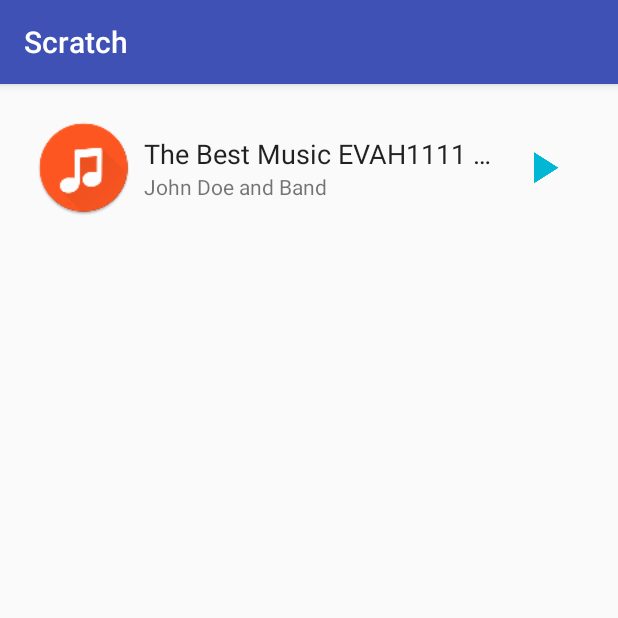
After one commit to zhangfh/android, an Android app: the AddFragment screen opened directly, with no data from a screen before it, on a phone screen of 412 x 824 dp, the top half of it. The commit adds this screen. Run offline under Robolectric (Android 15) with nearby library versions, the phone set to English and light mode, and no system bars.

Commit message:
scratch 0.2

```diff
--- a/Scratch/app/build.gradle
+++ b/Scratch/app/build.gradle
@@ -24,4 +24,5 @@ dependencies {
     testCompile 'junit:junit:4.12'
     compile 'com.android.support:appcompat-v7:24.2.1'
     compile 'com.android.support:design:24.1.0'
+    compile 'com.android.support:cardview-v7:24.2.1'
 }
--- a/Scratch/app/src/main/AndroidManifest.xml
+++ b/Scratch/app/src/main/AndroidManifest.xml
@@ -20,6 +20,8 @@
             android:theme="@style/UAmpAppTheme"></activity>
         <activity android:name=".AddToolBox"></activity>
         <activity android:name=".AddDrawerLayout"></activity>
+        <activity android:name=".AddCardView"></activity>
+        <activity android:name=".AddFragment"></activity>
     </application>
 
 </manifest>
--- /dev/null
+++ b/Scratch/app/src/main/java/com/lst/burns/scratch/AddFragment.java
@@ -0,0 +1,15 @@
+package com.lst.burns.scratch;
+
+import android.os.Bundle;
+import android.support.v7.app.AppCompatActivity;
+
+//Step1: load layout activity_fragment.
+//   Note: activity_fragment include a fragment, class is SingleFragment.
+public class AddFragment extends AppCompatActivity {
+
+    @Override
+    protected void onCreate(Bundle savedInstanceState) {
+        super.onCreate(savedInstanceState);
+        setContentView(R.layout.activity_fragment);
+    }
+}
--- /dev/null
+++ b/Scratch/app/src/main/java/com/lst/burns/scratch/SingleFragment.java
@@ -0,0 +1,76 @@
+package com.lst.burns.scratch;
+
+import android.os.Bundle;
+import android.support.v4.app.Fragment;
+import android.support.v4.media.session.MediaControllerCompat;
+import android.support.v4.media.session.PlaybackStateCompat;
+import android.util.Log;
+import android.view.LayoutInflater;
+import android.view.View;
+import android.view.ViewGroup;
+import android.widget.ImageButton;
+import android.widget.ImageView;
+import android.widget.TextView;
+
+public class SingleFragment extends Fragment {
+
+    private ImageButton mPlayPause;
+    private TextView mTitle;
+    private TextView mSubtitle;
+    private TextView mExtraInfo;
+    private ImageView mAlbumArt;
+    private String mArtUrl;
+
+
+    private final View.OnClickListener mButtonListener = new View.OnClickListener() {
+        @Override
+        public void onClick(View v) {
+
+            switch (v.getId()) {
+                case R.id.play_pause:
+                    Log.d("ZFH", "Play button pressed, in state " );
+
+                    break;
+            }
+        }
+    };
+
+    @Override
+    public View onCreateView(LayoutInflater inflater, ViewGroup container,
+                             Bundle savedInstanceState) {
+        View rootView = inflater.inflate(R.layout.fragment_playback_controls, container, false);
+
+        mPlayPause = (ImageButton) rootView.findViewById(R.id.play_pause);
+        mPlayPause.setEnabled(true);
+        mPlayPause.setOnClickListener(mButtonListener);
+
+        mTitle = (TextView) rootView.findViewById(R.id.title);
+        mSubtitle = (TextView) rootView.findViewById(R.id.artist);
+        mExtraInfo = (TextView) rootView.findViewById(R.id.extra_info);
+        mAlbumArt = (ImageView) rootView.findViewById(R.id.album_art);
+        rootView.setOnClickListener(new View.OnClickListener() {
+            @Override
+            public void onClick(View v) {
+                Log.d("ZFH","fragment is clicked");
+            }
+        });
+       // mTitle.setText("Title");
+        return rootView;
+    }
+
+
+
+    @Override
+    public void onStart() {
+        super.onStart();
+        Log.d("ZFH", "fragment.onStart");
+
+    }
+    @Override
+    public void onStop() {
+        super.onStop();
+
+        Log.d("ZFH", "fragment.onStop");
+
+    }
+}
--- /dev/null
+++ b/Scratch/app/src/main/res/layout/activity_fragment.xml
@@ -0,0 +1,18 @@
+<?xml version="1.0" encoding="utf-8"?>
+<FrameLayout
+    xmlns:android="http://schemas.android.com/apk/res/android"
+    xmlns:tools="http://schemas.android.com/tools"
+    android:layout_width="match_parent"
+    android:layout_height="match_parent"
+    android:paddingBottom="@dimen/activity_vertical_margin"
+    android:paddingLeft="@dimen/activity_horizontal_margin"
+    android:paddingRight="@dimen/activity_horizontal_margin"
+    android:paddingTop="@dimen/activity_vertical_margin"
+     >
+    <fragment android:name="com.lst.burns.scratch.SingleFragment"
+              android:id="@+id/singlefragment"
+              android:layout_width="match_parent"
+              android:layout_height="wrap_content"
+              android:layout_alignParentBottom="true"
+              tools:layout="@layout/fragment_playback_controls" />
+</FrameLayout>
--- /dev/null
+++ b/Scratch/app/src/main/res/layout/fragment_playback_controls.xml
@@ -0,0 +1,70 @@
+<?xml version="1.0" encoding="utf-8"?>
+<RelativeLayout xmlns:android="http://schemas.android.com/apk/res/android"
+                xmlns:tools="http://schemas.android.com/tools"
+                android:layout_width="wrap_content"
+                android:layout_height="wrap_content"
+                android:padding="@dimen/playback_controls_padding">
+    <ImageView
+        android:id="@+id/album_art"
+        tools:src="@drawable/ic_launcher"
+        android:src="@drawable/ic_launcher"
+        android:layout_width="@dimen/playback_controls_albumart_size"
+        android:layout_height="@dimen/playback_controls_albumart_size"
+        android:scaleType="centerCrop"
+        android:contentDescription="Current Playing"
+        android:layout_alignParentStart="true"/>
+    <LinearLayout
+        android:id="@+id/content"
+        android:layout_width="wrap_content"
+        android:layout_height="wrap_content"
+        android:layout_marginStart="@dimen/playback_controls_albumart_horizontal_margin"
+        android:orientation="vertical"
+        android:layout_toEndOf="@id/album_art"
+        android:layout_toStartOf="@+id/play_pause"
+        android:layout_centerVertical="true">
+        <TextView
+            android:id="@+id/title"
+            android:text="The Best Music EVAH1111 THE BEST"
+            tools:text="The Best Music EVAH1111 THE BEST"
+            android:ellipsize="end"
+            android:maxLines="1"
+            android:layout_width="wrap_content"
+            android:layout_height="wrap_content"
+            android:contentDescription="Current Playing item"
+            android:textAppearance="?android:attr/textAppearanceMedium"
+            android:textColor="?android:attr/textColorPrimary"/>
+        <TextView
+            android:id="@+id/artist"
+            tools:text="John Doe and Band"
+            android:text="John Doe and Band"
+            android:ellipsize="end"
+            android:maxLines="1"
+            android:layout_width="wrap_content"
+            android:layout_height="wrap_content"
+            android:contentDescription="artist"
+            android:textAppearance="?android:attr/textAppearanceSmall"/>
+        <TextView
+            android:id="@+id/extra_info"
+            tools:text="casting to MyCast"
+            android:text="casting to MyCast"
+            android:ellipsize="end"
+            android:maxLines="1"
+            android:layout_width="wrap_content"
+            android:layout_height="wrap_content"
+            android:visibility="gone"
+            android:contentDescription="info"
+            android:textAppearance="?android:attr/textAppearanceSmall"/>
+    </LinearLayout>
+    <ImageButton
+        android:id="@+id/play_pause"
+        android:layout_centerVertical="true"
+        android:layout_width="wrap_content"
+        android:layout_height="wrap_content"
+        android:padding="8dp"
+        android:layout_alignParentEnd="true"
+        android:background="?selectableItemBackgroundBorderless"
+        android:src="@drawable/ic_play_arrow_black_36dp"
+        android:contentDescription="play/pause"
+        android:tintMode="src_in"
+        android:tint="@color/bt_accent"/>
+</RelativeLayout>
--- a/Scratch/app/src/main/res/values/colors.xml
+++ b/Scratch/app/src/main/res/values/colors.xml
@@ -3,4 +3,5 @@
     <color name="colorPrimary">#3F51B5</color>
     <color name="colorPrimaryDark">#303F9F</color>
     <color name="colorAccent">#FF4081</color>
+    <color name="bt_accent">#00B8D4</color>
 </resources>
--- a/Scratch/app/src/main/res/values/dimens.xml
+++ b/Scratch/app/src/main/res/values/dimens.xml
@@ -2,4 +2,7 @@
     <!-- Default screen margins, per the Android Design guidelines. -->
     <dimen name="activity_horizontal_margin">16dp</dimen>
     <dimen name="activity_vertical_margin">16dp</dimen>
+    <dimen name="playback_controls_padding">8dp</dimen>
+    <dimen name="playback_controls_albumart_size">64dp</dimen>
+    <dimen name="playback_controls_albumart_horizontal_margin">8dp</dimen>
 </resources>
```
Also changed, not shown: Scratch/app/src/main/java/com/lst/burns/scratch/AddCardView.java (added, +14 -0 lines), Scratch/app/src/main/java/com/lst/burns/scratch/MainActivity.java (+16 -0 lines), Scratch/app/src/main/res/layout/activity_cardview.xml (added, +65 -0 lines), Scratch/app/src/main/res/layout/activity_main.xml (+12 -0 lines), 1 other file.
